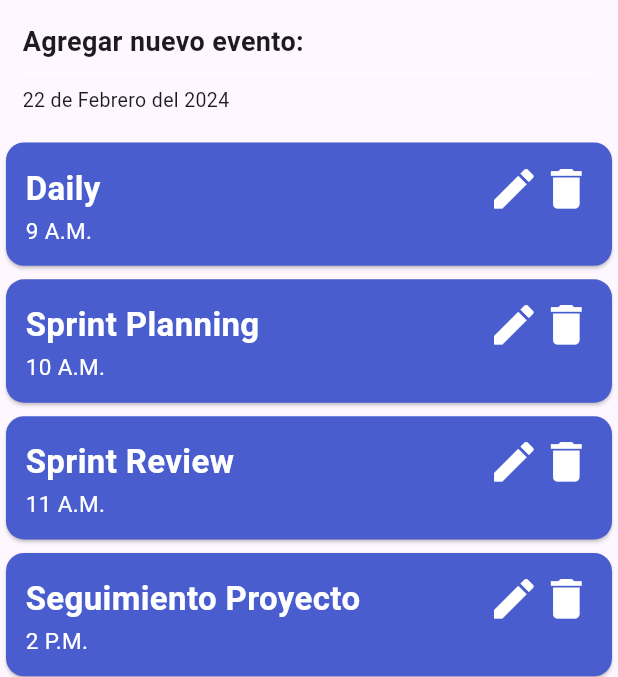
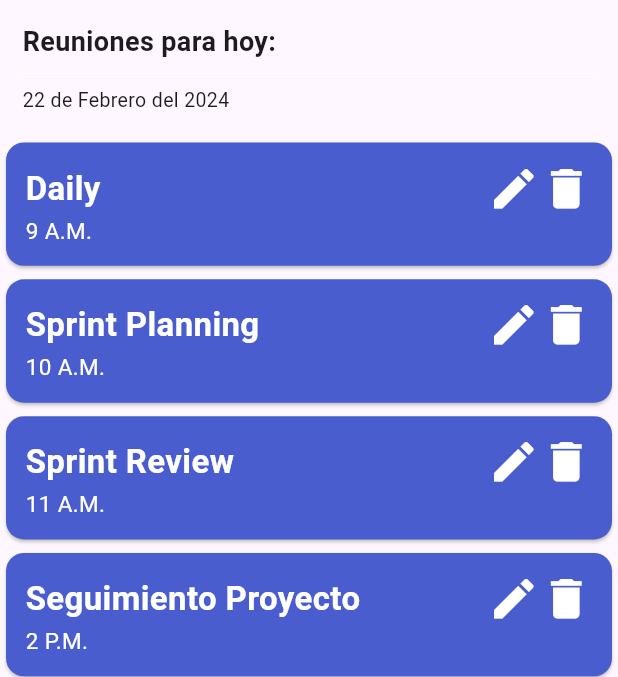
Before and after one commit to Richardace/ux-mobile-app, a Flutter app: the MyHomePage screen opened directly, after a tap on an icon or button, on a phone screen of 412 x 824 dp, the part 84-761 px from its top. Run offline on Flutter 3.47's test engine with Material 3 defaults, Android fonts, the phone set to English and light mode, and no system bars.

Commit message:
Actualización opcional de textos

```diff
--- a/lib/custom_app_bar.dart
+++ b/lib/custom_app_bar.dart
@@ -15,15 +15,15 @@ class CustomAppBar extends StatelessWidget implements PreferredSizeWidget {
     return AppBar(
       title: Row(
         children: [
-          logo, // Logotipo a la izquierda
-          const SizedBox(width: 0), // Espacio entre el logotipo y el texto
+          logo,
+          const SizedBox(width: 0),
           Expanded(
             child: Text(
               title,
               textAlign: TextAlign.center,
               style: TextStyle(
-                color: Colors.white, // Color blanco
-                fontWeight: FontWeight.bold, // Negrita
+                color: Colors.white,
+                fontWeight: FontWeight.bold,
               ),
             ),
           ),
@@ -31,7 +31,6 @@ class CustomAppBar extends StatelessWidget implements PreferredSizeWidget {
       ),
       backgroundColor: Color(0xFF3CA9FF),
       actions: [
-        // Aquí puedes agregar acciones adicionales si es necesario
       ],
     );
   }
--- a/lib/my_home_page.dart
+++ b/lib/my_home_page.dart
@@ -12,18 +12,11 @@ class MyHomePage extends StatefulWidget {
 }
 
 class _MyHomePageState extends State<MyHomePage> {
-  int _counter = 0;
-
-  void _incrementCounter() {
-    setState(() {
-      _counter++;
-    });
-  }
 
   @override
   Widget build(BuildContext context) {
     double screenWidth = MediaQuery.of(context).size.width;
-    double cardWidth = (screenWidth - 1) / 2; // Ajusta el ancho según tus necesidades
+    double cardWidth = (screenWidth - 1) / 2;
     return Scaffold(
       appBar: CustomAppBar(
         title: widget.title,
@@ -64,12 +57,12 @@ class _MyHomePageState extends State<MyHomePage> {
             ),
           ),
           GridView.count(
-            shrinkWrap: true, // Para ajustar el tamaño del GridView al contenido
-            physics: NeverScrollableScrollPhysics(), // Para deshabilitar el desplazamiento del GridView
+            shrinkWrap: true,
+            physics: NeverScrollableScrollPhysics(),
             crossAxisCount: 2,
             crossAxisSpacing: 1,
             mainAxisSpacing: 1,
-            childAspectRatio: cardWidth / 100, // Ajustar según tus necesidades
+            childAspectRatio: cardWidth / 100,
             children: [
               _buildCard("Reuniones", Color(0xFF495DCE), 4, 'assets/Reunion.png', true),
               _buildCard("Entregas", Color(0xFF025EA6), 1, 'assets/Entregas.png', false),
@@ -101,12 +94,12 @@ class _MyHomePageState extends State<MyHomePage> {
             ),
           ),
           GridView.count(
-            shrinkWrap: true, // Para ajustar el tamaño del GridView al contenido
-            physics: NeverScrollableScrollPhysics(), // Para deshabilitar el desplazamiento del GridView
+            shrinkWrap: true,
+            physics: NeverScrollableScrollPhysics(),
             crossAxisCount: 1,
             crossAxisSpacing: 1,
             mainAxisSpacing: 1,
-            childAspectRatio: cardWidth / 45, // Ajustar según tus necesidades
+            childAspectRatio: cardWidth / 45,
             children: [
               _buildCardLarge("Daily", Color(0xFF495DCE), 4, '22-02-2024 - Reunión'),
             ],
@@ -119,8 +112,8 @@ class _MyHomePageState extends State<MyHomePage> {
         tooltip: 'Increment',
         child: Image.asset(
           "assets/logoAdd.png",
-          width: 85, // Reducir el ancho del icono
-          height: 85, // Reducir el alto del icono
+          width: 85,
+          height: 85,
         ),
       ),
     );
@@ -129,7 +122,7 @@ class _MyHomePageState extends State<MyHomePage> {
   void _navigateToAddEvent(BuildContext context) {
     Navigator.push(
       context,
-      MaterialPageRoute(builder: (context) => ViewAddEvent()), // Cambia 'NewScreen()' por el nombre de tu nueva pantalla
+      MaterialPageRoute(builder: (context) => ViewAddEvent()),
     );
   }
 
@@ -158,8 +151,8 @@ class _MyHomePageState extends State<MyHomePage> {
               '$title',
               style: TextStyle(
                 fontSize: 15,
-                color: Colors.white, // Color blanco
-                fontWeight: FontWeight.bold, // Negrita
+                color: Colors.white,
+                fontWeight: FontWeight.bold,
               ),
             ),
           ],
@@ -192,8 +185,8 @@ class _MyHomePageState extends State<MyHomePage> {
               children: [
                 Image.asset(
                   pathIcon,
-                  width: 35, // Reducir el ancho del icono
-                  height: 35, // Reducir el alto del icono
+                  width: 35,
+                  height: 35,
                 ),
                 Text(
                   '$number',
@@ -201,13 +194,13 @@ class _MyHomePageState extends State<MyHomePage> {
                 ),
               ],
             ),
-            SizedBox(height: 8), // Reducir el espacio entre los elementos
+            SizedBox(height: 8),
             Text(
               '$title',
               style: TextStyle(
                 fontSize: 20,
-                color: Colors.white, // Color blanco
-                fontWeight: FontWeight.bold, // Negrita
+                color: Colors.white,
+                fontWeight: FontWeight.bold,
               ),
             ),
           ],
--- a/lib/viewreuniones.dart
+++ b/lib/viewreuniones.dart
@@ -24,7 +24,7 @@ class ViewReuniones extends StatelessWidget {
               crossAxisAlignment: CrossAxisAlignment.start,
               children: [
                 Text(
-                  'Agregar nuevo evento:',
+                  'Reuniones para hoy:',
                   style: TextStyle(
                     fontSize: 18,
                     fontWeight: FontWeight.bold,
@@ -83,9 +83,9 @@ class ViewReuniones extends StatelessWidget {
                     mainAxisAlignment: MainAxisAlignment.spaceBetween,
                     children: [
                       Icon(
-                        Icons.edit, // Icono de Material
-                        size: 35, // Tamaño del icono
-                        color: Colors.white, // Color del icono
+                        Icons.edit,
+                        size: 35,
+                        color: Colors.white,
                       ),
                       GestureDetector(
                         onTap: () {
@@ -108,8 +108,8 @@ class ViewReuniones extends StatelessWidget {
                 '$title',
                 style: TextStyle(
                   fontSize: 15,
-                  color: Colors.white, // Color blanco
-                  fontWeight: FontWeight.normal, // Negrita
+                  color: Colors.white,
+                  fontWeight: FontWeight.normal,
                 ),
               ),
             ],
```
Also changed, not shown: lib/confirmAdd.dart (+23 -24 lines), lib/confirmDeleteEvent.dart (+20 -20 lines), lib/viewAddEvent.dart (+14 -19 lines).
